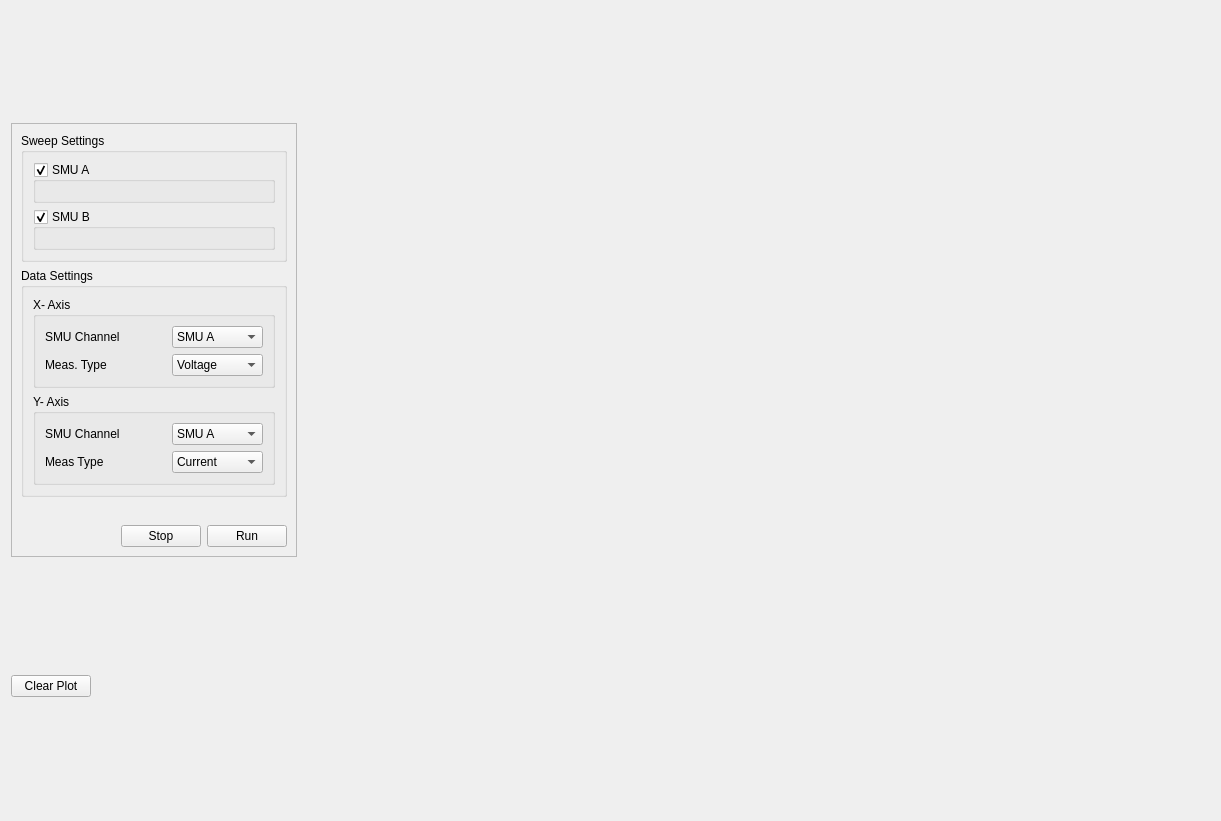
First picture: the form in forms/sweep_widget.ui, repository schwemmdx/keithley-tool, before the edit.
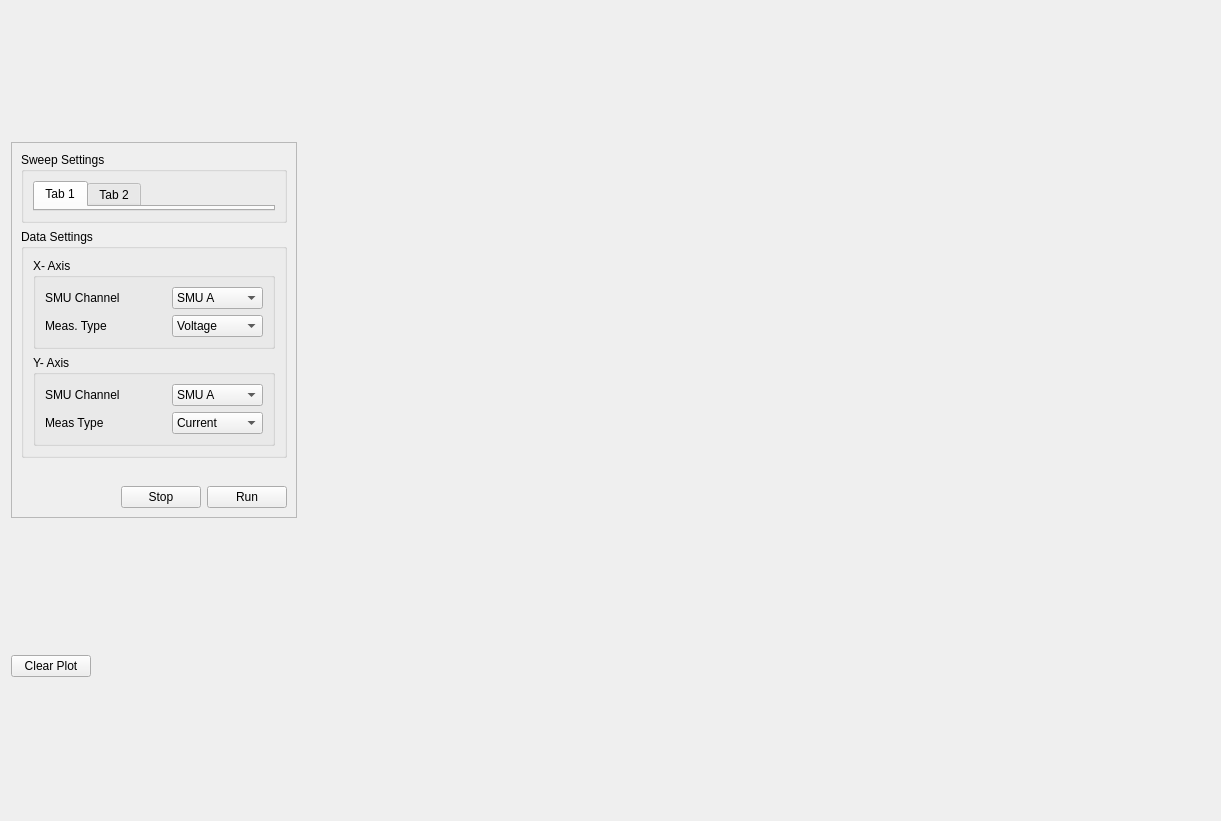
Second picture: the form after the edit. Icons and pictures are not drawn.

Commit message: added furtzher control over sweep preferences

```diff
--- a/forms/sweep_widget.ui
+++ b/forms/sweep_widget.ui
@@ -77,39 +77,23 @@
           </property>
           <layout class="QGridLayout" name="gridLayout_5">
            <item row="0" column="0">
-            <widget class="QGroupBox" name="smuA_grp">
-             <property name="title">
-              <string>SMU A</string>
+            <widget class="QTabWidget" name="tabWidget">
+             <property name="currentIndex">
+              <number>0</number>
              </property>
-             <property name="checkable">
-              <bool>true</bool>
-             </property>
-             <property name="checked">
-              <bool>true</bool>
-             </property>
-             <layout class="QGridLayout" name="gridLayout">
-              <item row="0" column="0">
-               <layout class="QGridLayout" name="aLayout"/>
-              </item>
-             </layout>
-            </widget>
-           </item>
-           <item row="1" column="0">
-            <widget class="QGroupBox" name="smuB_grp">
-             <property name="title">
-              <string>SMU B</string>
-             </property>
-             <property name="flat">
+             <property name="documentMode">
               <bool>false</bool>
              </property>
-             <property name="checkable">
-              <bool>true</bool>
-             </property>
-             <layout class="QGridLayout" name="gridLayout_2">
-              <item row="0" column="0">
-               <layout class="QGridLayout" name="bLayout"/>
-              </item>
-             </layout>
+             <widget class="QWidget" name="smuaTab">
+              <attribute name="title">
+               <string>Tab 1</string>
+              </attribute>
+             </widget>
+             <widget class="QWidget" name="smubTab">
+              <attribute name="title">
+               <string>Tab 2</string>
+              </attribute>
+             </widget>
             </widget>
            </item>
           </layout>
```
Left out of the diff: 22 changed lines with no effect on the pictures. The commit also changes 3 other files.
